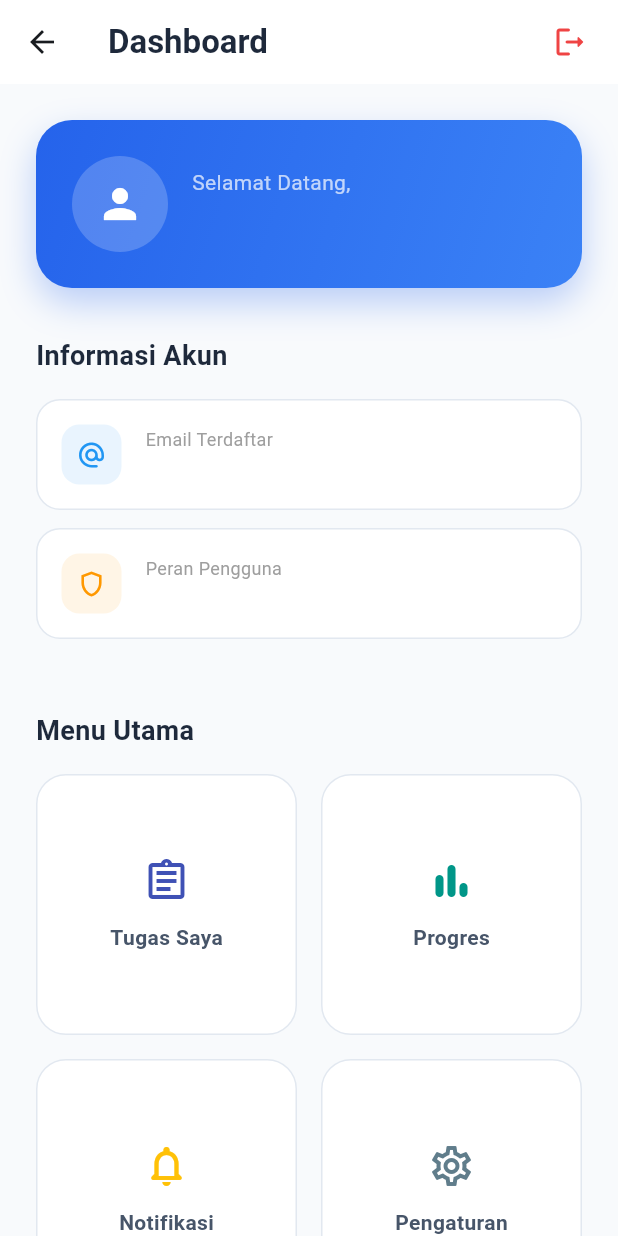
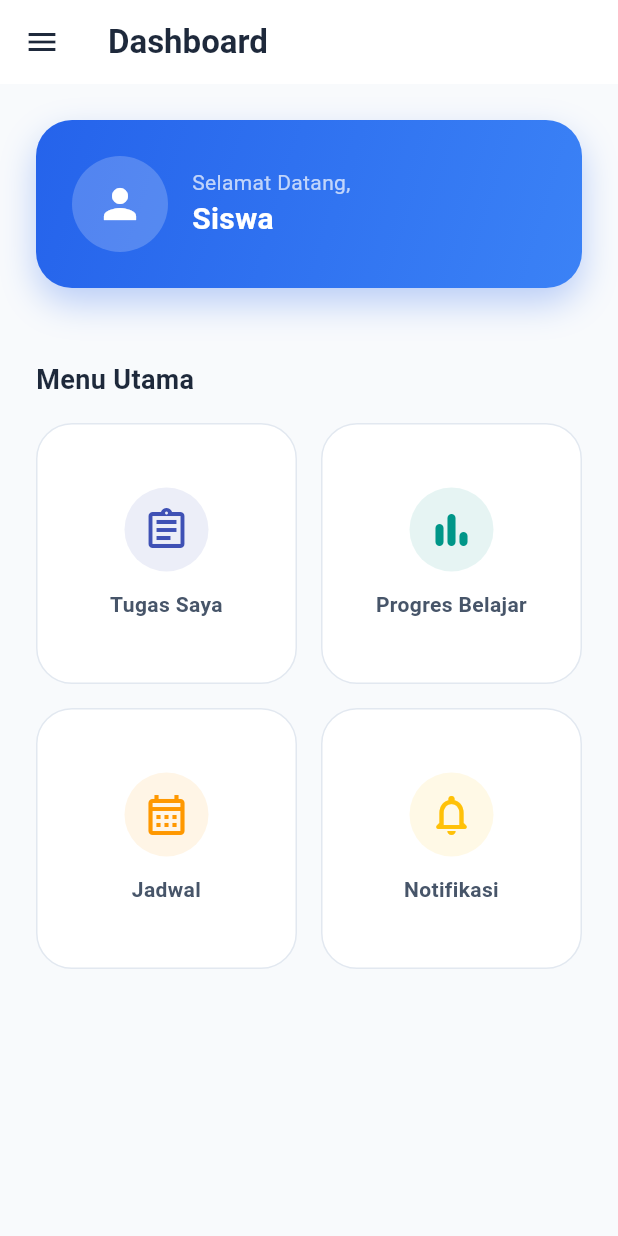
Before and after one commit to ahmadHaikal0010/flutter-monitoring-belajar-smk2, a Flutter app: the DashboardScreen screen opened directly, on a phone screen of 412 x 824 dp. Run offline on Flutter 3.47's test engine with Material 3 defaults, Android fonts, the phone set to English and light mode, and no system bars; our stand-ins replace device_info_plus, dio, shared_preferences; accounts and stored records are empty.

Commit message:
Implement student profile management with view and edit screens, update user model with student details, and enhance dashboard UI with a navigation drawer

```diff
--- a/lib/core/constants/api_constants.dart
+++ b/lib/core/constants/api_constants.dart
@@ -8,5 +8,6 @@ class ApiConstants {
   static const String login = '/login';
   static const String logout = '/logout';
   static const String register = '/register';
-  static const String profile = '/user';
+  static const String profile = '/profile';
+  static const String updateProfile = '/update-profile';
 }
--- a/lib/presentation/home/dashboard_screen.dart
+++ b/lib/presentation/home/dashboard_screen.dart
@@ -1,15 +1,16 @@
 import 'package:flutter/material.dart';
 import 'package:provider/provider.dart';
 import '../../logic/providers/auth_provider.dart';
+import '../auth/details_profile_screen.dart';
 
 class DashboardScreen extends StatelessWidget {
   const DashboardScreen({super.key});
 
   @override
   Widget build(BuildContext context) {
-    final authProvider = Provider.of<AuthProvider>(context);
+    return Consumer<AuthProvider>(
+      builder: (context, authProvider, child) {
         final user = authProvider.user;
-
         return Scaffold(
           backgroundColor: const Color(0xFFF8FAFC),
           appBar: AppBar(
@@ -19,14 +20,9 @@ class DashboardScreen extends StatelessWidget {
             ),
             backgroundColor: Colors.white,
             elevation: 0,
-        actions: [
-          IconButton(
-            onPressed: () => authProvider.logout(),
-            icon: const Icon(Icons.logout_rounded, color: Color(0xFFEF4444)),
+            iconTheme: const IconThemeData(color: Color(0xFF1E293B)),
           ),
-          const SizedBox(width: 8),
-        ],
-      ),
+          drawer: _buildDrawer(context, authProvider),
           body: SingleChildScrollView(
             padding: const EdgeInsets.all(24.0),
             child: Column(
@@ -81,30 +77,8 @@ class DashboardScreen extends StatelessWidget {
                     ],
                   ),
                 ),
-            const SizedBox(height: 32),
-            const Text(
-              'Informasi Akun',
-              style: TextStyle(fontSize: 18, fontWeight: FontWeight.bold, color: Color(0xFF1E293B)),
-            ),
-            const SizedBox(height: 16),
-            // Info Cards
-            _buildInfoCard(
-              context,
-              label: 'Email Terdaftar',
-              value: user?.email ?? '-',
-              icon: Icons.alternate_email_rounded,
-              color: Colors.blue,
-            ),
-            const SizedBox(height: 12),
-            _buildInfoCard(
-              context,
-              label: 'Peran Pengguna',
-              value: user?.role?.toUpperCase() ?? 'SISWA',
-              icon: Icons.shield_outlined,
-              color: Colors.orange,
-            ),
                 const SizedBox(height: 48),
-            // Action Buttons (Placeholder)
+                // Main Menu
                 const Text(
                   'Menu Utama',
                   style: TextStyle(fontSize: 18, fontWeight: FontWeight.bold, color: Color(0xFF1E293B)),
@@ -117,68 +91,102 @@ class DashboardScreen extends StatelessWidget {
                   mainAxisSpacing: 16,
                   crossAxisSpacing: 16,
                   children: [
-                _buildMenuCard(Icons.assignment_outlined, 'Tugas Saya', Colors.indigo),
-                _buildMenuCard(Icons.bar_chart_rounded, 'Progres', Colors.teal),
-                _buildMenuCard(Icons.notifications_none_rounded, 'Notifikasi', Colors.amber),
-                _buildMenuCard(Icons.settings_outlined, 'Pengaturan', Colors.blueGrey),
+                    _buildMenuCard(Icons.assignment_outlined, 'Tugas Saya', Colors.indigo, () {}),
+                    _buildMenuCard(Icons.bar_chart_rounded, 'Progres Belajar', Colors.teal, () {}),
+                    _buildMenuCard(Icons.calendar_month_outlined, 'Jadwal', Colors.orange, () {}),
+                    _buildMenuCard(Icons.notifications_none_rounded, 'Notifikasi', Colors.amber, () {}),
                   ],
                 ),
               ],
             ),
           ),
         );
+      },
+    );
   }
 
-  Widget _buildInfoCard(BuildContext context, {required String label, required String value, required IconData icon, required Color color}) {
-    return Container(
-      padding: const EdgeInsets.all(16),
-      decoration: BoxDecoration(
-        color: Colors.white,
-        borderRadius: BorderRadius.circular(16),
-        border: Border.all(color: const Color(0xFFE2E8F0)),
+  Widget _buildDrawer(BuildContext context, AuthProvider authProvider) {
+    final user = authProvider.user;
+    return Drawer(
+      backgroundColor: Colors.white,
+      shape: const RoundedRectangleBorder(
+        borderRadius: BorderRadius.only(
+          topRight: Radius.circular(32),
+          bottomRight: Radius.circular(32),
         ),
-      child: Row(
+      ),
+      child: Column(
         children: [
-          Container(
-            padding: const EdgeInsets.all(10),
-            decoration: BoxDecoration(
-              color: color.withValues(alpha: 0.1),
-              borderRadius: BorderRadius.circular(12),
+          UserAccountsDrawerHeader(
+            decoration: const BoxDecoration(
+              color: Color(0xFF2563EB),
+              borderRadius: BorderRadius.only(topRight: Radius.circular(32)),
             ),
-            child: Icon(icon, color: color, size: 20),
+            currentAccountPicture: const CircleAvatar(
+              backgroundColor: Colors.white,
+              child: Icon(Icons.person, color: Color(0xFF2563EB), size: 40),
             ),
-          const SizedBox(width: 16),
-          Column(
-            crossAxisAlignment: CrossAxisAlignment.start,
-            children: [
-              Text(label, style: const TextStyle(color: Colors.grey, fontSize: 12)),
-              Text(
-                value,
-                style: const TextStyle(fontWeight: FontWeight.bold, color: Color(0xFF334155)),
+            accountName: Text(
+              user?.name ?? 'Siswa',
+              style: const TextStyle(fontWeight: FontWeight.bold, fontSize: 16),
             ),
-            ],
+            accountEmail: Text(user?.email ?? '-'),
           ),
+          ListTile(
+            leading: const Icon(Icons.dashboard_outlined),
+            title: const Text('Dashboard'),
+            onTap: () => Navigator.pop(context),
+          ),
+          ListTile(
+            leading: const Icon(Icons.person_outline_rounded),
+            title: const Text('Profil Saya'),
+            onTap: () {
+              Navigator.pop(context);
+              Navigator.push(
+                context,
+                MaterialPageRoute(builder: (context) => const DetailsProfileScreen()),
+              );
+            },
+          ),
+          const Divider(),
+          const Spacer(),
+          ListTile(
+            leading: const Icon(Icons.logout_rounded, color: Colors.redAccent),
+            title: const Text('Keluar', style: TextStyle(color: Colors.redAccent, fontWeight: FontWeight.bold)),
+            onTap: () {
+              Navigator.pop(context);
+              authProvider.logout();
+            },
+          ),
+          const SizedBox(height: 32),
         ],
       ),
     );
   }
 
-  Widget _buildMenuCard(IconData icon, String label, Color color) {
+  Widget _buildMenuCard(IconData icon, String label, Color color, VoidCallback onTap) {
     return Container(
       decoration: BoxDecoration(
         color: Colors.white,
-        borderRadius: BorderRadius.circular(20),
+        borderRadius: BorderRadius.circular(24),
         border: Border.all(color: const Color(0xFFE2E8F0)),
       ),
       child: Material(
         color: Colors.transparent,
         child: InkWell(
-          onTap: () {},
-          borderRadius: BorderRadius.circular(20),
+          onTap: onTap,
+          borderRadius: BorderRadius.circular(24),
           child: Column(
             mainAxisAlignment: MainAxisAlignment.center,
             children: [
-              Icon(icon, size: 32, color: color),
+              Container(
+                padding: const EdgeInsets.all(12),
+                decoration: BoxDecoration(
+                  color: color.withValues(alpha: 0.1),
+                  shape: BoxShape.circle,
+                ),
+                child: Icon(icon, size: 32, color: color),
+              ),
               const SizedBox(height: 12),
               Text(
                 label,
@@ -187,6 +195,7 @@ class DashboardScreen extends StatelessWidget {
                   fontSize: 14,
                   color: Color(0xFF475569),
                 ),
+                textAlign: TextAlign.center,
               ),
             ],
           ),
```
Also changed, not shown: lib/data/models/user_model.dart (+37 -1 lines), lib/data/services/student_service.dart (added, +57 -0 lines), lib/logic/providers/auth_provider.dart (+53 -5 lines), lib/presentation/auth/details_profile_screen.dart (added, +127 -0 lines), lib/presentation/auth/profile_screen.dart (added, +160 -0 lines). Lines whose indentation alone changed are shown as unchanged.
